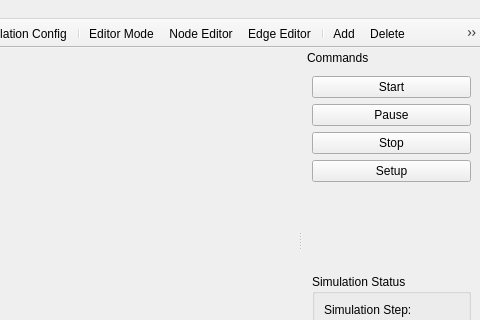
Before: the Qt Designer form qtgui/mainwindow.ui in frabas/DISPLACE_GUI, drawn with Qt 5; both pictures show x 482 to 962 and y 0 to 320 of the 962 by 692 pixel window.
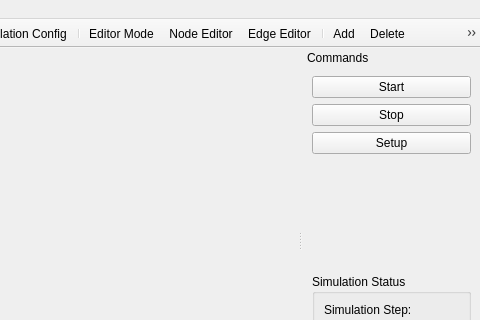
After: the same form once the commit is applied. Icons and pictures are not drawn. Custom widgets are drawn as their Qt base class.

Commit message: Gui: Pause button removed. AutoPlay icons changed. Fix #25

What changed in the file:
```diff
--- a/qtgui/mainwindow.ui
+++ b/qtgui/mainwindow.ui
@@ -472,17 +472,6 @@
        </property>
       </widget>
      </item>
-     <item>
-      <widget class="QPushButton" name="cmdPause">
-       <property name="text">
-        <string>Pause</string>
-       </property>
-       <property name="icon">
-        <iconset resource="qtgui.qrc">
-         <normaloff>:/icons/pause.png</normaloff>:/icons/pause.png</iconset>
-       </property>
-      </widget>
-     </item>
      <item>
       <widget class="QPushButton" name="cmdStop">
        <property name="text">
```
Left out of the diff: 2 changed lines with no effect on the pictures. The commit also changes 1 other file.
